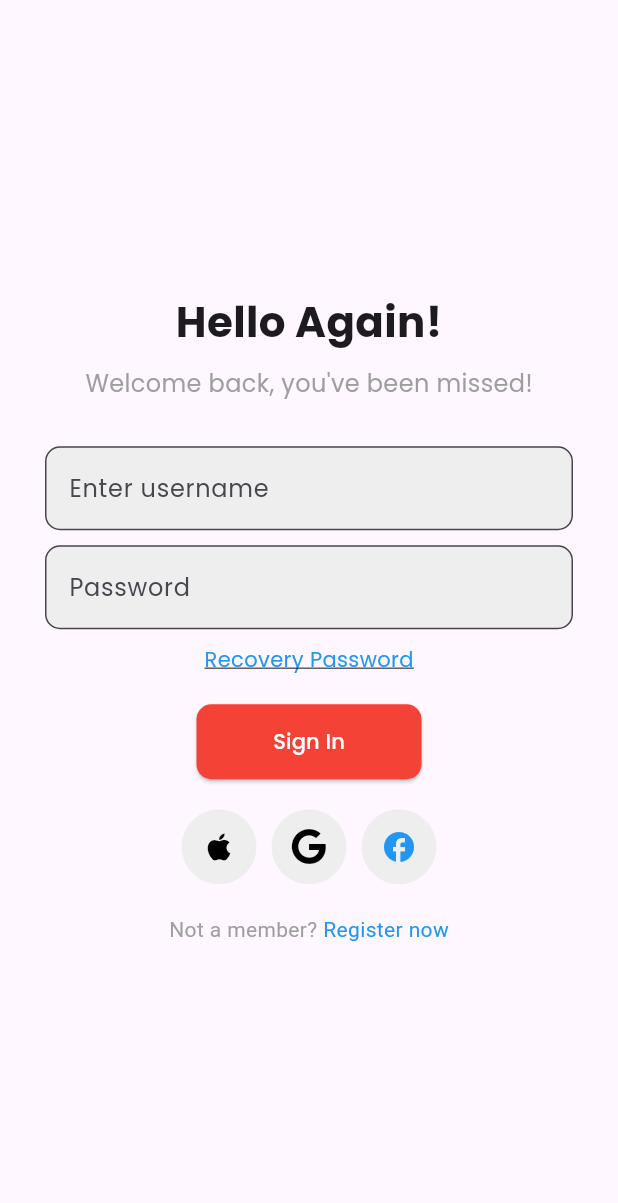
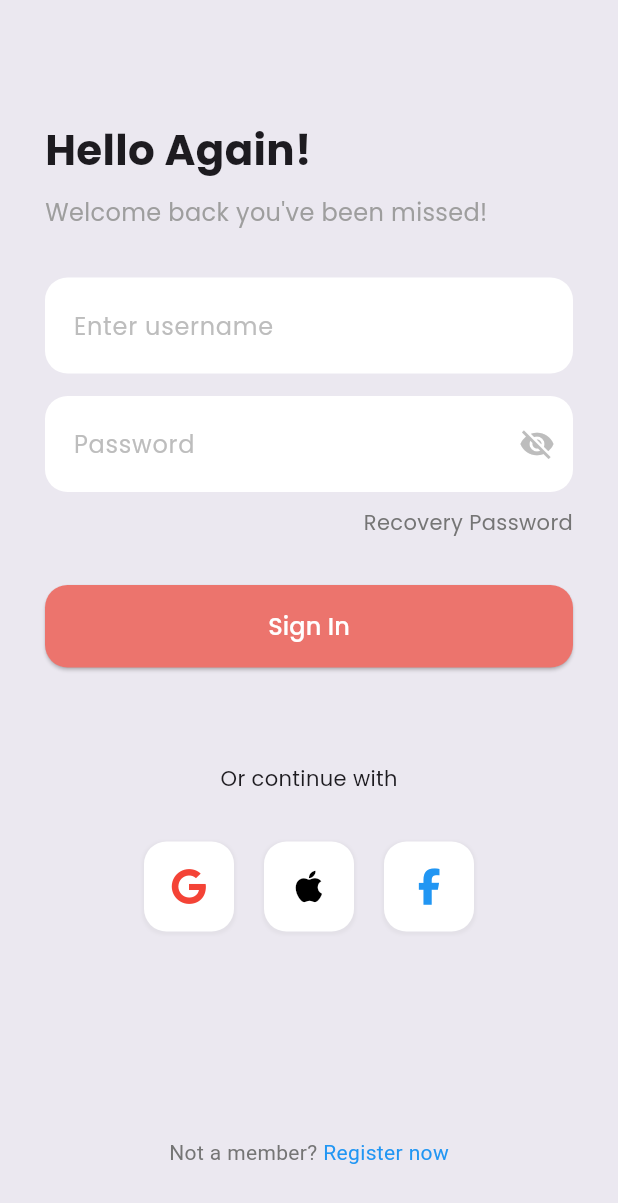
Before and after one commit to SuTechs/suro_flutter_screens, a Flutter app: the screen it shows after launch, on a phone screen of 412 x 824 dp. Shown: the top 1203 px of the screen. Run offline on Flutter 3.47's test engine with Material 3 defaults, Android fonts, the phone set to English and light mode, and no system bars; our stand-ins replace flutter_svg, font_awesome_flutter, google_fonts.

Commit message:
enhance login scree ui

```diff
--- a/lib/login/signin_screen_1.dart
+++ b/lib/login/signin_screen_1.dart
@@ -6,46 +6,55 @@ class LoginForm extends StatelessWidget {
 
   @override
   Widget build(BuildContext context) {
-    return const Scaffold(
-      body: Padding(
-        padding: EdgeInsets.all(30.0),
+    return Scaffold(
+      backgroundColor: const Color(0xffEBE8F0),
+      body: SafeArea(
+        child: Padding(
+          padding: const EdgeInsets.all(30.0),
           child: Column(
-          mainAxisAlignment: MainAxisAlignment.center,
+            crossAxisAlignment: CrossAxisAlignment.start,
             children: [
-            Text(
+              const SizedBox(height: 50),
+              const Text(
                 "Hello Again!",
                 style: TextStyle(
                   fontSize: 28,
                   fontWeight: FontWeight.bold,
                 ),
               ),
-            SizedBox(height: 10),
-            Text(
-              "Welcome back, you've been missed!",
+              const SizedBox(height: 10),
+              const Text(
+                "Welcome back you've been missed!",
                 style: TextStyle(fontSize: 16, color: Colors.grey),
               ),
-            SizedBox(height: 30),
-            CustomTextField(hint: "Enter username"),
-            SizedBox(height: 10),
-            CustomTextField(hint: "Password", obscureText: true),
-            SizedBox(height: 10),
-            Text(
+              const SizedBox(height: 32),
+              const CustomTextField(hint: "Enter username"),
+              const SizedBox(height: 15),
+              const CustomTextField(hint: "Password", obscureText: true),
+              const SizedBox(height: 10),
+              Align(
+                alignment: Alignment.centerRight,
+                child: Text(
                   "Recovery Password",
                   style: TextStyle(
-                color: Colors.blue,
-                decoration: TextDecoration.underline,
+                    color: Colors.grey[600],
+                    fontSize: 14,
                   ),
                 ),
-            SizedBox(height: 20),
-            AuthButton(text: "Sign In", isPrimary: true),
-            SizedBox(height: 20),
-            SocialLogins(),
-            SizedBox(height: 20),
-            Text.rich(
+              ),
+              const SizedBox(height: 32),
+              const AuthButton(text: "Sign In"),
+              const SizedBox(height: 64),
+              const Center(child: Text("Or continue with")),
+              const SizedBox(height: 32),
+              const SocialLogins(),
+              const Spacer(),
+              Center(
+                child: Text.rich(
                   TextSpan(
                     text: "Not a member? ",
-                style: TextStyle(color: Colors.grey),
-                children: [
+                    style: TextStyle(color: Colors.grey[600]),
+                    children: const [
                       TextSpan(
                         text: "Register now",
                         style: TextStyle(color: Colors.blue),
@@ -53,7 +62,10 @@ class LoginForm extends StatelessWidget {
                     ],
                   ),
                 ),
+              ),
+              const SizedBox(height: 16),
             ],
+          ),
         ),
       ),
     );
@@ -64,9 +76,11 @@ class CustomTextField extends StatelessWidget {
   final String hint;
   final bool obscureText;
 
-  const CustomTextField(
-      {Key? key, required this.hint, this.obscureText = false})
-      : super(key: key);
+  const CustomTextField({
+    super.key,
+    required this.hint,
+    this.obscureText = false,
+  });
 
   @override
   Widget build(BuildContext context) {
@@ -74,11 +88,18 @@ class CustomTextField extends StatelessWidget {
       obscureText: obscureText,
       decoration: InputDecoration(
         hintText: hint,
+        hintStyle: TextStyle(color: Colors.grey[400]),
         border: OutlineInputBorder(
-          borderRadius: BorderRadius.circular(10),
+          borderRadius: BorderRadius.circular(15),
+          borderSide: BorderSide.none,
         ),
         filled: true,
-        fillColor: Colors.grey[200],
+        fillColor: Colors.white,
+        contentPadding:
+            const EdgeInsets.symmetric(vertical: 20, horizontal: 15),
+        suffixIcon: obscureText
+            ? Icon(Icons.visibility_off, color: Colors.grey[400])
+            : null,
       ),
     );
   }
@@ -86,26 +107,24 @@ class CustomTextField extends StatelessWidget {
 
 class AuthButton extends StatelessWidget {
   final String text;
-  final bool isPrimary;
 
-  const AuthButton({Key? key, required this.text, this.isPrimary = false})
-      : super(key: key);
+  const AuthButton({super.key, required this.text});
 
   @override
   Widget build(BuildContext context) {
-    return Container(
-      width: 150,
-      height: 50,
+    return SizedBox(
+      width: double.infinity,
+      height: 55,
       child: ElevatedButton(
         style: ElevatedButton.styleFrom(
-          backgroundColor: isPrimary ? Colors.red : Colors.white,
-          foregroundColor: isPrimary ? Colors.white : Colors.black,
+          backgroundColor: const Color(0xffEC746D),
+          foregroundColor: Colors.white,
           shape: RoundedRectangleBorder(
-            borderRadius: BorderRadius.circular(10),
+            borderRadius: BorderRadius.circular(15),
           ),
         ),
         onPressed: () {},
-        child: Text(text),
+        child: Text(text, style: const TextStyle(fontSize: 16)),
       ),
     );
   }
@@ -119,11 +138,13 @@ class SocialLogins extends StatelessWidget {
     return const Row(
       mainAxisAlignment: MainAxisAlignment.center,
       children: [
-        SocialLoginButton(icon: Icons.apple, color: Colors.black),
-        SizedBox(width: 10),
-        SocialLoginButton(icon: FontAwesomeIcons.google, color: Colors.black),
-        SizedBox(width: 10),
-        SocialLoginButton(icon: Icons.facebook, color: Colors.blue),
+        // import 'package:font_awesome_flutter/font_awesome_flutter.dart';
+        // Add FontAwesomeIcons to pubspec.yaml
+        SocialLoginButton(icon: FontAwesomeIcons.google, color: Colors.red),
+        SizedBox(width: 20),
+        SocialLoginButton(icon: FontAwesomeIcons.apple, color: Colors.black),
+        SizedBox(width: 20),
+        SocialLoginButton(icon: FontAwesomeIcons.facebookF, color: Colors.blue),
       ],
     );
   }
@@ -131,15 +152,27 @@ class SocialLogins extends StatelessWidget {
 
 class SocialLoginButton extends StatelessWidget {
   final IconData icon;
-  final Color? color;
+  final Color color;
 
-  const SocialLoginButton({super.key, required this.icon, this.color});
+  const SocialLoginButton({super.key, required this.icon, required this.color});
 
   @override
   Widget build(BuildContext context) {
-    return CircleAvatar(
-      radius: 25,
-      backgroundColor: Colors.grey[200],
+    return Container(
+      width: 60,
+      height: 60,
+      decoration: BoxDecoration(
+        color: Colors.white,
+        borderRadius: BorderRadius.circular(15),
+        boxShadow: [
+          BoxShadow(
+            color: Colors.grey.withOpacity(0.1),
+            spreadRadius: 1,
+            blurRadius: 1,
+            offset: const Offset(0, 1),
+          ),
+        ],
+      ),
       child: Icon(
         icon,
         color: color,
```
Lines whose indentation alone changed are shown as unchanged.
